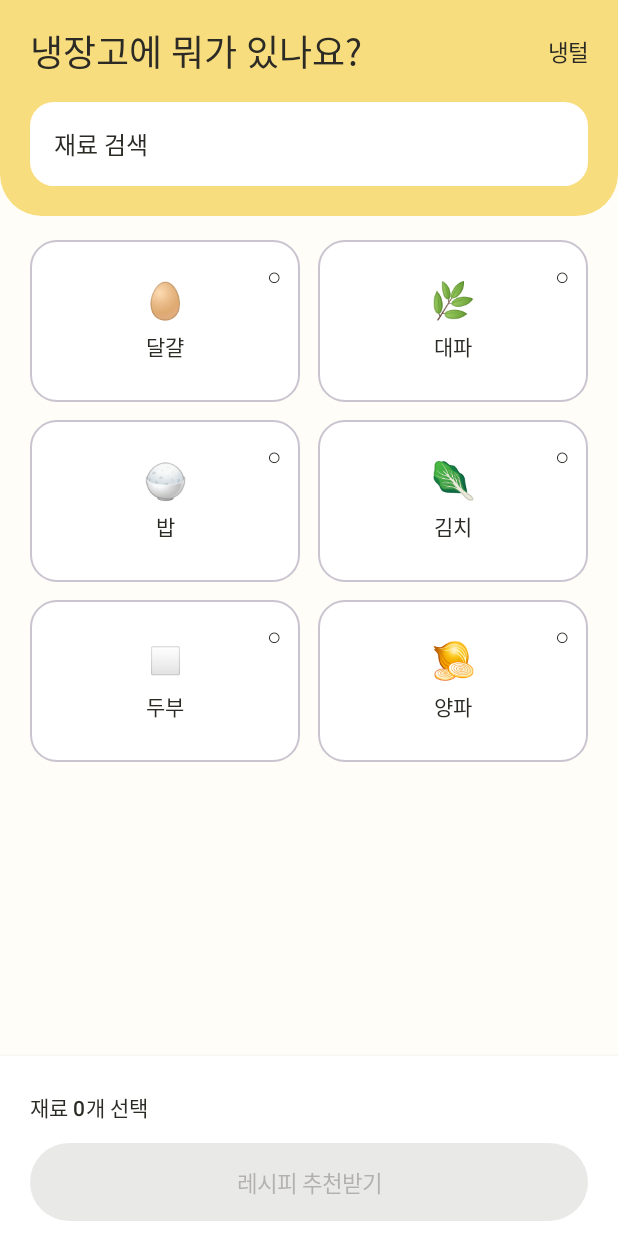
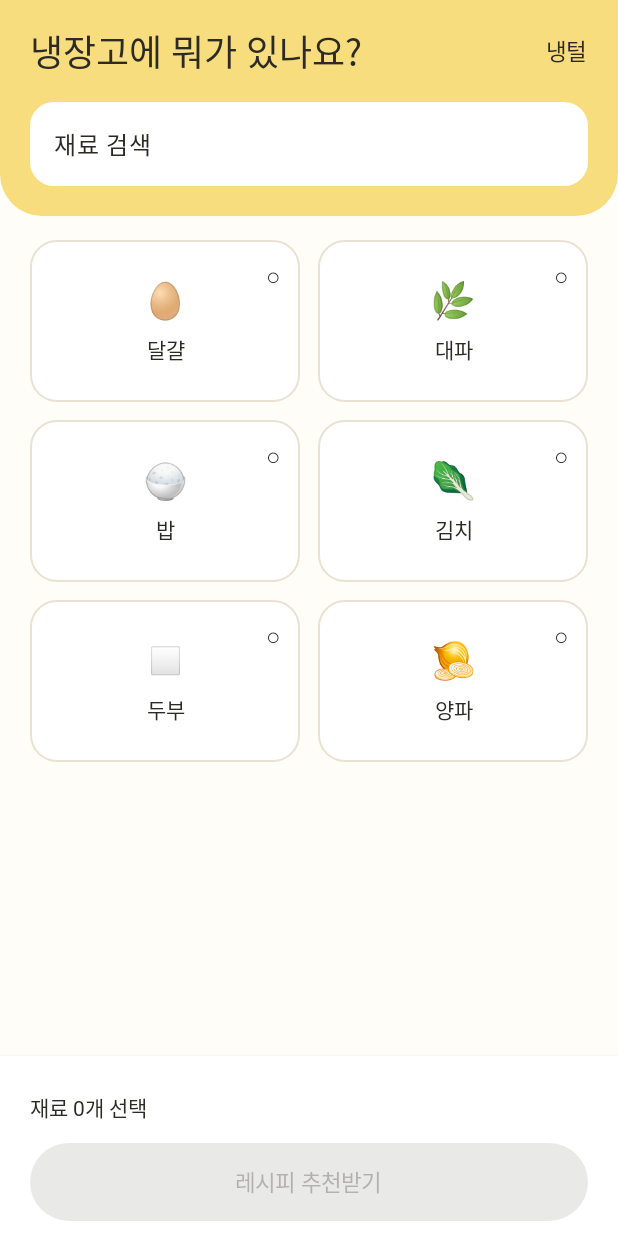
Before and after one commit to team13-naengteol/naengteol-app, an Android app built with Jetpack Compose: the screen it shows after launch (MainActivity), on a phone screen of 412 x 824 dp. Run offline under Robolectric (Android 15) with nearby library versions, the phone set to English and light mode, and no system bars; Roboto replaces fonts that are not available here.

Commit message:
fix: 모든 글자 스타일에 Pretendard 적용, 카드 테두리 색 지정

```diff
--- a/app/src/main/java/com/team13/naengteol/ui/theme/Theme.kt
+++ b/app/src/main/java/com/team13/naengteol/ui/theme/Theme.kt
@@ -33,6 +33,7 @@ private val LightColorScheme = lightColorScheme(
     surfaceVariant = Color(0xFFEFEBE0),
     onSurfaceVariant = Color(0xFF5B574C),
     outline = Color(0xFF8A857A),
+    outlineVariant = Color(0xFFE9E1D2),   // 카드 테두리, 구분선 (연한 베이지)
     surfaceContainerLowest = CardWhite,
     surfaceContainerLow = CardWhite,
     surfaceContainer = CardWhite,          // 카드 기본 배경 (레퍼런스처럼 흰 카드)
@@ -47,6 +48,7 @@ private val DarkColorScheme = darkColorScheme(
     onPrimaryContainer = Yellow300,
     secondary = Color(0xFFE6C66A),
     tertiary = RedDark,
+    outlineVariant = Color(0xFF4A463C),
     background = DarkBackground,
     surface = DarkBackground,
     surfaceContainer = Color(0xFF221F18),
--- a/app/src/main/java/com/team13/naengteol/ui/theme/Type.kt
+++ b/app/src/main/java/com/team13/naengteol/ui/theme/Type.kt
@@ -1,9 +1,9 @@
 package com.team13.naengteol.ui.theme
 
 // 담당: 윤정민 (1번) — 글자 스타일 (글꼴: Pretendard, 무료 글꼴 / 라이선스: licenses/Pretendard-OFL.txt)
+// Material의 글자 스타일 15개 전부 Pretendard로 맞춤 → 어떤 스타일을 써도 글꼴이 같게 나옴
 
 import androidx.compose.material3.Typography
-import androidx.compose.ui.text.TextStyle
 import androidx.compose.ui.text.font.Font
 import androidx.compose.ui.text.font.FontFamily
 import androidx.compose.ui.text.font.FontWeight
@@ -16,19 +16,29 @@ val Pretendard = FontFamily(
     Font(R.font.pretendard_bold, FontWeight.Bold)
 )
 
+private val Base = Typography()
+
 val Typography = Typography(
+    displayLarge = Base.displayLarge.copy(fontFamily = Pretendard, fontWeight = FontWeight.Bold),
+    displayMedium = Base.displayMedium.copy(fontFamily = Pretendard, fontWeight = FontWeight.Bold),
+    displaySmall = Base.displaySmall.copy(fontFamily = Pretendard, fontWeight = FontWeight.Bold),
+    headlineLarge = Base.headlineLarge.copy(fontFamily = Pretendard, fontWeight = FontWeight.Bold),
+    headlineMedium = Base.headlineMedium.copy(fontFamily = Pretendard, fontWeight = FontWeight.Bold),
     // 화면 제목 (예: "냉장고에 뭐가 있나요?", "추천 메뉴", 요리 이름)
-    headlineSmall = TextStyle(fontFamily = Pretendard, fontWeight = FontWeight.Bold, fontSize = 24.sp, lineHeight = 32.sp),
+    headlineSmall = Base.headlineSmall.copy(fontFamily = Pretendard, fontWeight = FontWeight.Bold, fontSize = 24.sp, lineHeight = 32.sp),
     // 섹션 제목 (예: "필요한 재료", "조리 순서")
-    titleLarge = TextStyle(fontFamily = Pretendard, fontWeight = FontWeight.Bold, fontSize = 19.sp, lineHeight = 26.sp),
+    titleLarge = Base.titleLarge.copy(fontFamily = Pretendard, fontWeight = FontWeight.Bold, fontSize = 19.sp, lineHeight = 26.sp),
     // 카드 제목 (예: 요리 카드 이름)
-    titleMedium = TextStyle(fontFamily = Pretendard, fontWeight = FontWeight.SemiBold, fontSize = 16.sp, lineHeight = 22.sp),
+    titleMedium = Base.titleMedium.copy(fontFamily = Pretendard, fontWeight = FontWeight.SemiBold, fontSize = 16.sp, lineHeight = 22.sp, letterSpacing = 0.sp),
+    // 작은 제목 (예: 재료 카드 이름, "재료 N개 선택")
+    titleSmall = Base.titleSmall.copy(fontFamily = Pretendard, fontWeight = FontWeight.SemiBold, fontSize = 14.sp, lineHeight = 20.sp, letterSpacing = 0.sp),
     // 본문
-    bodyLarge = TextStyle(fontFamily = Pretendard, fontWeight = FontWeight.Normal, fontSize = 16.sp, lineHeight = 24.sp),
-    bodyMedium = TextStyle(fontFamily = Pretendard, fontWeight = FontWeight.Normal, fontSize = 14.sp, lineHeight = 20.sp),
-    // 작은 설명 (예: "1/2모", "부족" 표시)
-    bodySmall = TextStyle(fontFamily = Pretendard, fontWeight = FontWeight.Normal, fontSize = 12.sp, lineHeight = 16.sp),
-    // 버튼, 칩 글자
-    labelLarge = TextStyle(fontFamily = Pretendard, fontWeight = FontWeight.SemiBold, fontSize = 15.sp, lineHeight = 20.sp),
-    labelMedium = TextStyle(fontFamily = Pretendard, fontWeight = FontWeight.SemiBold, fontSize = 13.sp, lineHeight = 18.sp)
+    bodyLarge = Base.bodyLarge.copy(fontFamily = Pretendard, fontWeight = FontWeight.Normal, fontSize = 16.sp, lineHeight = 24.sp),
+    bodyMedium = Base.bodyMedium.copy(fontFamily = Pretendard, fontWeight = FontWeight.Normal, fontSize = 14.sp, lineHeight = 20.sp),
+    // 작은 설명 (예: "1/2모")
+    bodySmall = Base.bodySmall.copy(fontFamily = Pretendard, fontWeight = FontWeight.Normal, fontSize = 12.sp, lineHeight = 16.sp),
+    // 버튼, 칩, 라벨 글자
+    labelLarge = Base.labelLarge.copy(fontFamily = Pretendard, fontWeight = FontWeight.SemiBold, fontSize = 15.sp, lineHeight = 20.sp),
+    labelMedium = Base.labelMedium.copy(fontFamily = Pretendard, fontWeight = FontWeight.SemiBold, fontSize = 13.sp, lineHeight = 18.sp),
+    labelSmall = Base.labelSmall.copy(fontFamily = Pretendard, fontWeight = FontWeight.SemiBold)
 )
```
